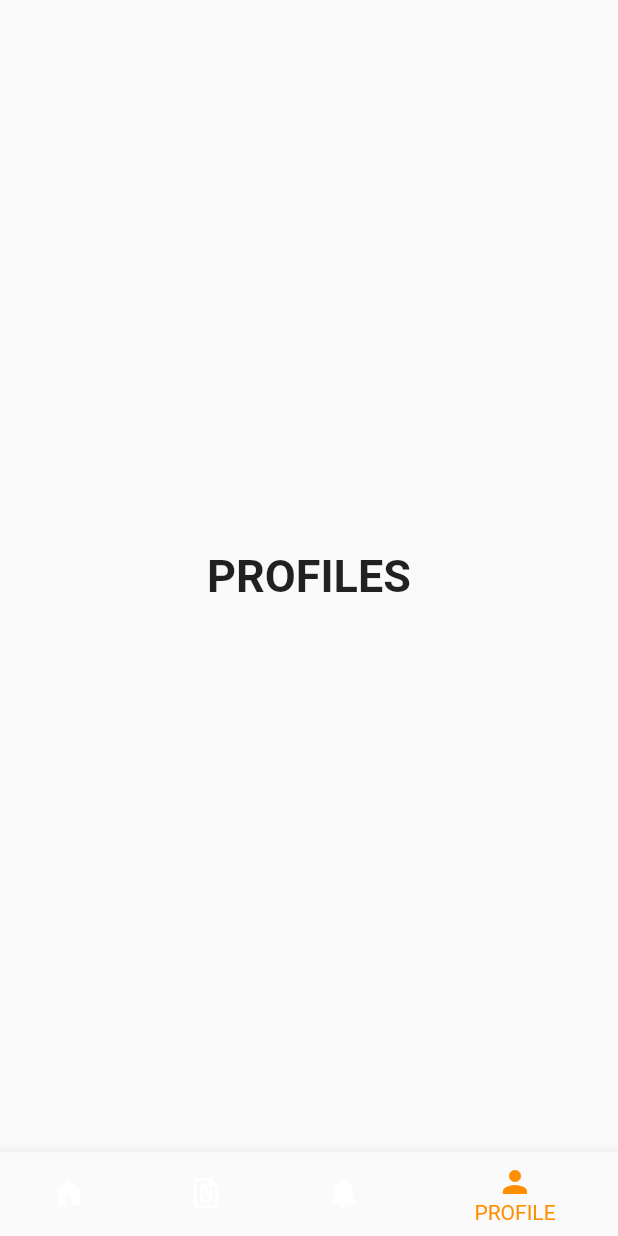
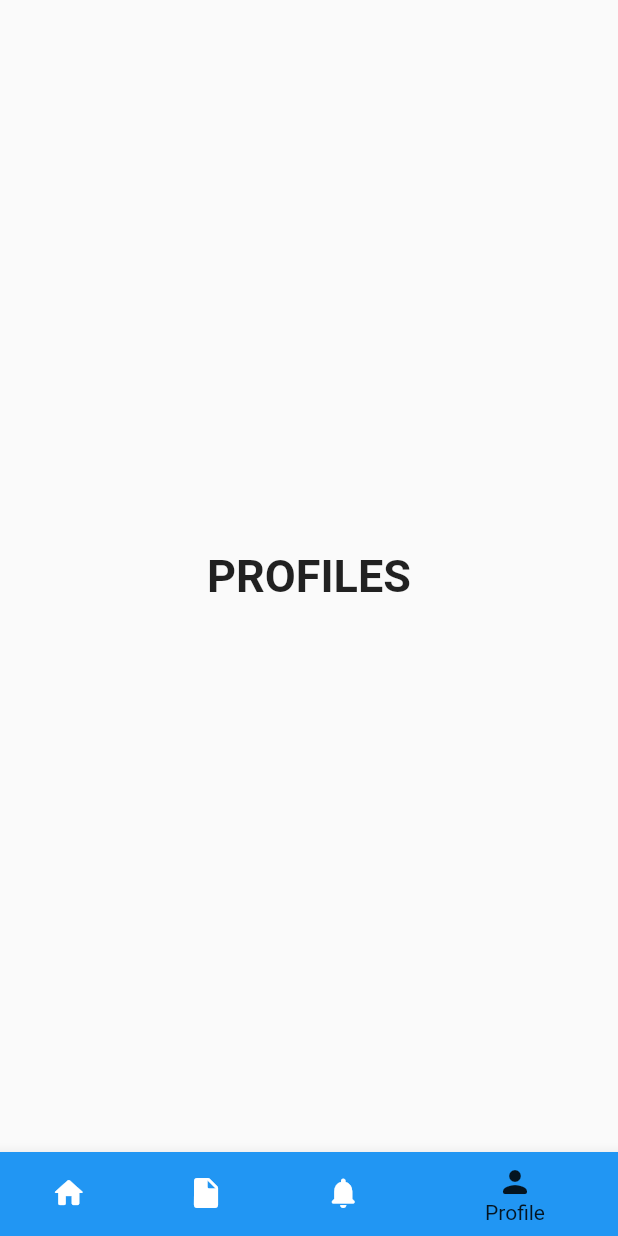
Before and after one commit to minhpham591/eOfficeFlutter-, a Flutter app: the bottomNavigateBar screen opened directly, item 4 of the bottom bar chosen, on a phone screen of 412 x 824 dp. Run offline on Flutter 3.47's test engine with Material 2 defaults, Android fonts, the phone set to English and light mode, and no system bars; our stand-ins replace otp_text_field, pie_chart.

```diff
--- a/lib/dashboard/bottomNavigateBar.dart
+++ b/lib/dashboard/bottomNavigateBar.dart
@@ -57,24 +57,36 @@ class _MyStatefulWidgetState extends State<bottomNavigateBar> {
       bottomNavigationBar: BottomNavigationBar(
         items: const <BottomNavigationBarItem>[
           BottomNavigationBarItem(
-            icon: Icon(Icons.home),
-            label: 'HOME',
+            icon: Icon(
+              Icons.home_rounded,
+            ),
+            label: 'Home',
+            backgroundColor: Colors.blue,
           ),
           BottomNavigationBarItem(
-            icon: Icon(Icons.file_present),
-            label: 'DOCUMENTS',
+            icon: Icon(
+              Icons.insert_drive_file_rounded,
+            ),
+            label: 'Document',
+            backgroundColor: Colors.blue,
           ),
           BottomNavigationBarItem(
-            icon: Icon(Icons.notifications),
-            label: 'NOTIFICATIONS',
+            icon: Icon(
+              Icons.notifications_rounded,
+            ),
+            label: 'Notification',
+            backgroundColor: Colors.blue,
           ),
           BottomNavigationBarItem(
-            icon: Icon(Icons.person),
-            label: 'PROFILE',
+            icon: Icon(
+              Icons.person_rounded,
+            ),
+            label: 'Profile',
+            backgroundColor: Colors.blue,
           ),
         ],
         currentIndex: selectedIndex,
-        selectedItemColor: Colors.amber[800],
+        selectedItemColor: Colors.black87,
         onTap: _onItemTapped,
       ),
     );
```
Also changed, not shown: 1 other file.
